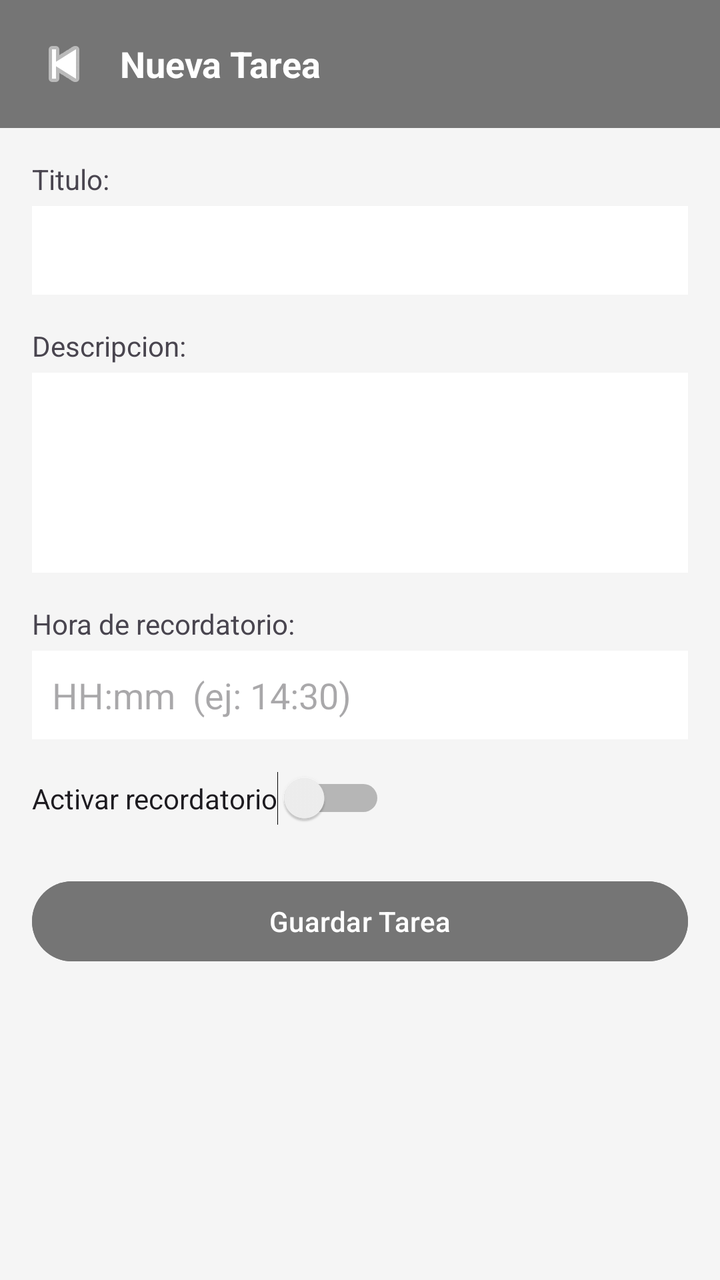
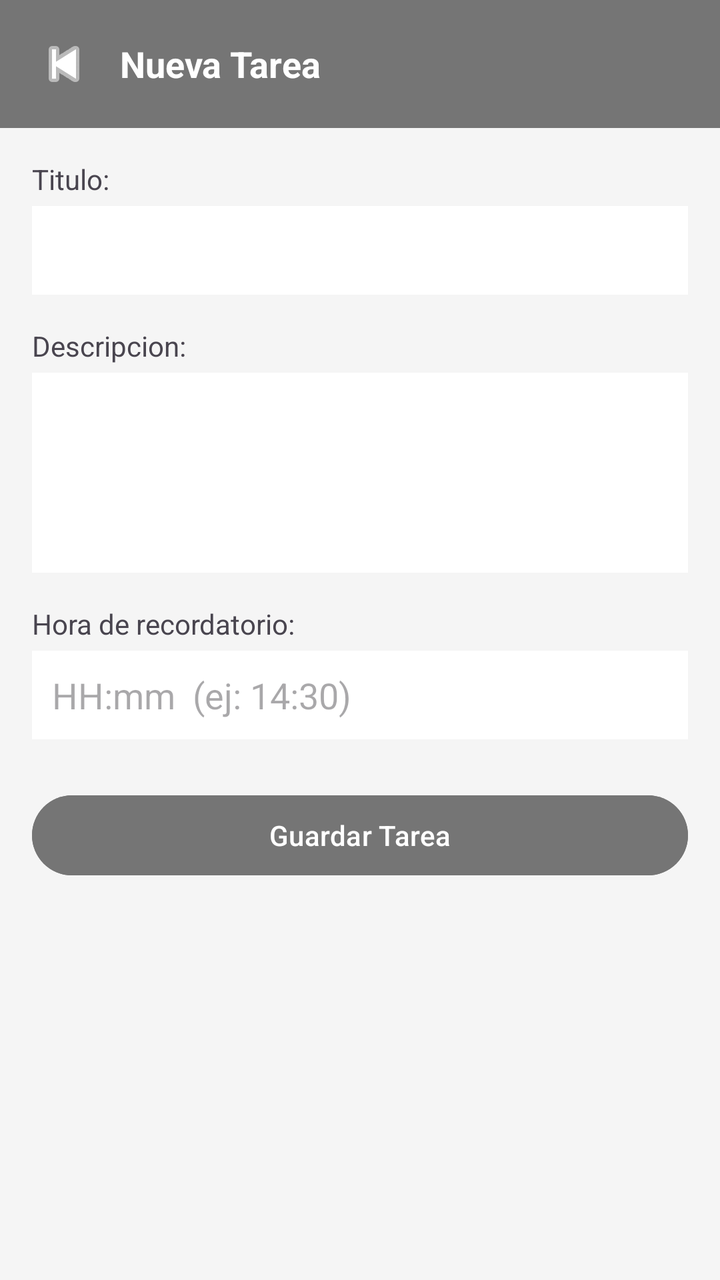

An Android layout rendered at two revisions. The XML below is the earlier revision; the diff shows what the commit changed to produce the second picture.
<!-- AndroidManifest.xml: application theme Theme.Taller3_Romero -->
<!-- res/layout/fragment_task_detail.xml -->
<?xml version="1.0" encoding="utf-8"?>
<androidx.constraintlayout.widget.ConstraintLayout
    xmlns:android="http://schemas.android.com/apk/res/android"
    xmlns:app="http://schemas.android.com/apk/res-auto"
    android:layout_width="match_parent"
    android:layout_height="match_parent"
    android:background="#F5F5F5">

    
    <LinearLayout
        android:id="@+id/headerDetail"
        android:layout_width="match_parent"
        android:layout_height="wrap_content"
        android:background="#757575"
        android:orientation="horizontal"
        android:gravity="center_vertical"
        android:padding="16dp"
        app:layout_constraintTop_toTopOf="parent">

        <ImageButton
            android:id="@+id/btnBack"
            android:layout_width="wrap_content"
            android:layout_height="wrap_content"
            android:src="@android:drawable/ic_media_previous"
            android:background="?attr/selectableItemBackgroundBorderless"
            android:tint="@android:color/white"/>

        <TextView
            android:layout_width="wrap_content"
            android:layout_height="wrap_content"
            android:text="Nueva Tarea"
            android:textColor="@android:color/white"
            android:textSize="18sp"
            android:textStyle="bold"
            android:layout_marginStart="12dp"/>
    </LinearLayout>

    
    <ScrollView
        android:layout_width="match_parent"
        android:layout_height="0dp"
        app:layout_constraintTop_toBottomOf="@id/headerDetail"
        app:layout_constraintBottom_toBottomOf="parent">

        <LinearLayout
            android:layout_width="match_parent"
            android:layout_height="wrap_content"
            android:orientation="vertical"
            android:padding="16dp">

            <TextView
                android:layout_width="wrap_content"
                android:layout_height="wrap_content"
                android:text="Titulo:"
                android:textSize="14sp"/>

            <EditText
                android:id="@+id/etTitle"
                android:layout_width="match_parent"
                android:layout_height="wrap_content"
                android:layout_marginTop="4dp"
                android:background="@android:color/white"
                android:padding="10dp"/>

            <TextView
                android:layout_width="wrap_content"
                android:layout_height="wrap_content"
                android:text="Descripcion:"
                android:textSize="14sp"
                android:layout_marginTop="16dp"/>

            <EditText
                android:id="@+id/etDescription"
                android:layout_width="match_parent"
                android:layout_height="100dp"
                android:layout_marginTop="4dp"
                android:background="@android:color/white"
                android:padding="10dp"
                android:gravity="top"/>

            <TextView
                android:layout_width="wrap_content"
                android:layout_height="wrap_content"
                android:text="Hora de recordatorio:"
                android:textSize="14sp"
                android:layout_marginTop="16dp"/>

            <EditText
                android:id="@+id/etReminderTime"
                android:layout_width="match_parent"
                android:layout_height="wrap_content"
                android:layout_marginTop="4dp"
                android:background="@android:color/white"
                android:hint="HH:mm  (ej: 14:30)"
                android:padding="10dp"
                android:inputType="time"/>

            <Switch
                android:id="@+id/switchReminder"
                android:layout_width="wrap_content"
                android:layout_height="wrap_content"
                android:text="Activar recordatorio"
                android:layout_marginTop="16dp"/>

            <Button
                android:id="@+id/btnSaveTask"
                android:layout_width="match_parent"
                android:layout_height="wrap_content"
                android:layout_marginTop="24dp"
                android:text="Guardar Tarea"
                android:backgroundTint="#757575"
                android:textColor="@android:color/white"/>

        </LinearLayout>
    </ScrollView>

</androidx.constraintlayout.widget.ConstraintLayout>
<!-- resources referenced by this layout -->
<resources>
  <style name="Theme.Taller3_Romero" parent="Base.Theme.Taller3_Romero" />
  <style name="Base.Theme.Taller3_Romero" parent="Theme.Material3.DayNight.NoActionBar">
          
          
      </style>
</resources>

<!-- the commit's change to res/layout/fragment_task_detail.xml (unified diff, before → after) -->
@@ -95,12 +95,7 @@
                 android:padding="10dp"
                 android:inputType="time"/>
 
-            <Switch
-                android:id="@+id/switchReminder"
-                android:layout_width="wrap_content"
-                android:layout_height="wrap_content"
-                android:text="Activar recordatorio"
-                android:layout_marginTop="16dp"/>
+
 
             <Button
                 android:id="@+id/btnSaveTask"
